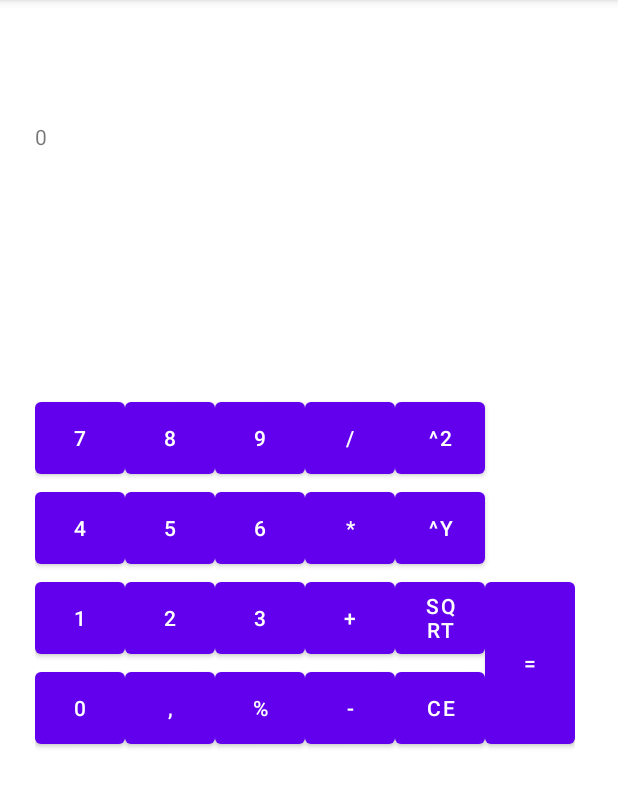
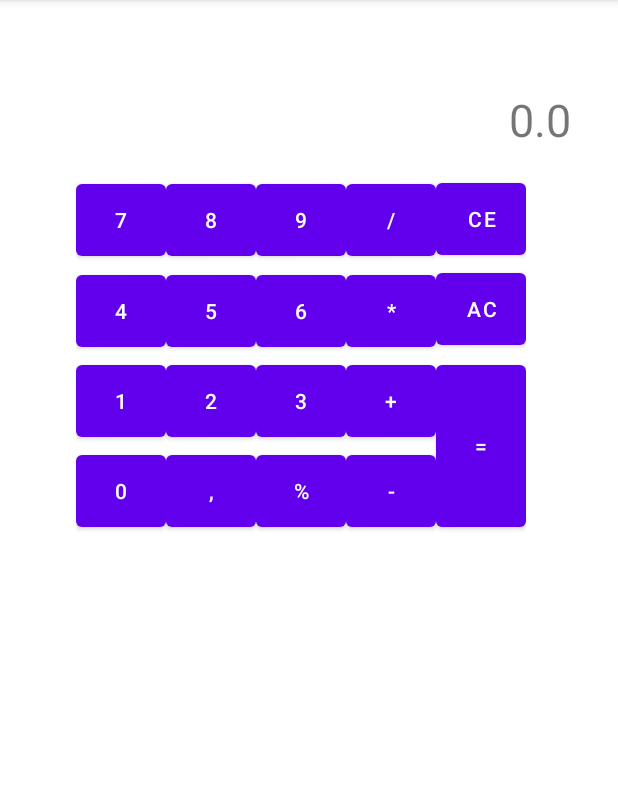
Before and after one commit to mczaj224798/android-calculator, an Android app: the screen it shows after launch (MainActivity), on a phone screen of 412 x 824 dp, the part 84-892 px from its top. Run offline under Robolectric (Android 15) with nearby library versions, the phone set to English and light mode, and no system bars; 1 statement that could not run was skipped.

Commit message:
Working somehow version

```diff
--- a/app/build.gradle
+++ b/app/build.gradle
@@ -32,6 +32,7 @@ dependencies {
     implementation 'androidx.appcompat:appcompat:1.2.0'
     implementation 'com.google.android.material:material:1.3.0'
     implementation 'androidx.constraintlayout:constraintlayout:2.0.4'
+    implementation files('/home/maciej/AndroidStudioProjects/Calculator/app/libs/MathParser.org-mXparser-v.4.4.0-jdk9.jar')
     testImplementation 'junit:junit:4.+'
     androidTestImplementation 'androidx.test.ext:junit:1.1.2'
     androidTestImplementation 'androidx.test.espresso:espresso-core:3.3.0'
--- /dev/null
+++ b/app/src/main/java/com/example/calculator/CalcButton.java
@@ -0,0 +1,5 @@
+package com.example.calculator;
+
+public enum CalcButton {
+    PLUS, MINUS, DIVIDE, MULTIPLY, EQUALS, CE, AC, PERCENT, COMMA
+}
--- /dev/null
+++ b/app/src/main/java/com/example/calculator/Calculator.java
@@ -0,0 +1,123 @@
+package com.example.calculator;
+
+import android.content.Context;
+import android.graphics.Path;
+import android.util.Log;
+import android.view.View;
+import android.widget.Button;
+import android.widget.TextView;
+import android.widget.Toast;
+
+import java.util.ArrayList;
+import java.util.Map;
+
+public class Calculator {
+    private CalculatorEngine engine;
+    private CalculatorPrinter printer;
+
+    private boolean digitClicked = false;
+    private Context ctx;
+
+    Calculator(TextView textView, Map<CalcButton, Button> buttonMap,
+               ArrayList<Button> digitButtons, Context ctx) {
+        this.printer = new CalculatorPrinter(textView);
+        this.engine = new CalculatorEngine();
+        this.ctx = ctx;
+
+        for (int i=0; i<10; i++) {
+            int finalI = i;
+            digitButtons.get(i).setOnClickListener(new View.OnClickListener() {
+                @Override
+                public void onClick(View v) {
+                    printer.append(String.valueOf(finalI));
+                    digitClicked = true;
+                    Log.wtf("CALC", "Digit true");
+                }
+            });
+        }
+
+        buttonMap.get(CalcButton.CE).setOnClickListener(new View.OnClickListener() {
+            @Override
+            public void onClick(View v) {
+                printer.reset();
+                engine.reset();
+            }
+        });
+
+        buttonMap.get(CalcButton.PLUS).setOnClickListener(new View.OnClickListener() {
+            @Override
+            public void onClick(View v) {
+                if (digitClicked) {
+                    engine.add(Double.parseDouble(printer.getString()));
+                    Double result = engine.getResult();
+                    printer.printAndClear(result.toString());
+                    digitClicked = false;
+                } else {
+                    engine.setOp(CalculatorEngine.Operation.ADD);
+                }
+            }
+        });
+
+        buttonMap.get(CalcButton.MINUS).setOnClickListener(new View.OnClickListener() {
+            @Override
+            public void onClick(View v) {
+                if (digitClicked) {
+                    engine.sub(Double.parseDouble(printer.getString()));
+                    Double result = engine.getResult();
+                    printer.printAndClear(result.toString());
+                    digitClicked = false;
+                } else {
+                    engine.setOp(CalculatorEngine.Operation.SUB);
+                }
+            }
+        });
+
+        buttonMap.get(CalcButton.MULTIPLY).setOnClickListener(new View.OnClickListener() {
+            @Override
+            public void onClick(View v) {
+                if (digitClicked) {
+                    engine.mul(Double.parseDouble(printer.getString()));
+                    Double result = engine.getResult();
+                    printer.printAndClear(result.toString());
+                    digitClicked = false;
+                } else {
+                    engine.setOp(CalculatorEngine.Operation.MUL);
+                }
+            }
+        });
+
+        buttonMap.get(CalcButton.DIVIDE).setOnClickListener(new View.OnClickListener() {
+            @Override
+            public void onClick(View v) {
+                if (digitClicked) {
+                    if (printer.getString().equals("0.0") || printer.getString().equals("0")) {
+                        Toast.makeText(ctx, "Zero Division, go back to school!",
+                                Toast.LENGTH_SHORT).show();
+
+                    } else{
+                        engine.div(Double.parseDouble(printer.getString()));
+                        Double result = engine.getResult();
+                        printer.printAndClear(result.toString());
+                        digitClicked = false;
+                    }
+                } else {
+                    engine.setOp(CalculatorEngine.Operation.DIV);
+                }
+            }
+        });
+
+        buttonMap.get(CalcButton.EQUALS).setOnClickListener(new View.OnClickListener() {
+            @Override
+            public void onClick(View v) {
+//                if (digitClicked) {
+                    engine.calculate(Double.parseDouble(printer.getString()));
+                    Double result = engine.getResult();
+                    printer.printAndClear(result.toString());
+                    digitClicked = false;
+//                }
+            }
+        });
+    }
+
+
+}
--- a/app/src/main/java/com/example/calculator/MainActivity.java
+++ b/app/src/main/java/com/example/calculator/MainActivity.java
@@ -2,72 +2,113 @@ package com.example.calculator;
 
 import androidx.appcompat.app.AppCompatActivity;
 
+import android.content.Context;
 import android.os.Bundle;
 import android.view.View;
 import android.widget.Button;
 import android.widget.TextView;
 
+import java.util.ArrayList;
+import java.util.Arrays;
+import java.util.HashMap;
+import java.util.Map;
+
 public class MainActivity extends AppCompatActivity {
 
-    Button button0;
-    Button button1;
-    Button button2;
-    Button button3;
-    Button button4;
-    Button button5;
-    Button button6;
-    Button button7;
-    Button button8;
-    Button button9;
-    Button buttonComa;
-    Button buttonPlus;
-    Button buttonMinus;
-    Button buttonMulti;
-    Button buttonDiv;
-    Button buttonEquals;
-    Button buttonCE;
-    Button buttonSqrt;
-    Button buttonSquare;
-    Button buttonPower;
-    TextView viewer;
+    private final static String PLUS = "+";
+    private final static String MINUS = "-";
+    private final static String DIV = "\\";
+    private final static String MULTIPLY = "*";
+    private final static String CE = "CE";
+    private final static String AC = "AC";
+    private final static String EQUALS = "=";
+    private final static String COMMA = ",";
 
-    private double result = 0;
-    private String choice = "";
+    private Button button0;
+    private Button button1;
+    private Button button2;
+    private Button button3;
+    private Button button4;
+    private Button button5;
+    private Button button6;
+    private Button button7;
+    private Button button8;
+    private Button button9;
+
+
+    private Button buttonComma;
+    private Button buttonPlus;
+    private Button buttonMinus;
+    private Button buttonMulti;
+    private Button buttonDiv;
+    private Button buttonEquals;
+    private Button buttonCE;
+    private Button buttonAC;
+    private Button buttonPro;
+    private TextView view;
+
+
+    private Button mapButton(int buttonId, String text)
+    {
+        Button button = (Button) findViewById(buttonId);
+        button.setText(text);
+        return button;
+    }
 
     @Override
     protected void onCreate(Bundle savedInstanceState) {
         super.onCreate(savedInstanceState);
         setContentView(R.layout.activity_main);
 
-        button0 = (Button) findViewById(R.id.button0);
-        button1 = (Button) findViewById(R.id.button1);
-        button2 = (Button) findViewById(R.id.button2);
-        button3 = (Button) findViewById(R.id.button3);
-        button4 = (Button) findViewById(R.id.button4);
-        button5 = (Button) findViewById(R.id.button5);
-        button6 = (Button) findViewById(R.id.button6);
-        button7 = (Button) findViewById(R.id.button7);
-        button8 = (Button) findViewById(R.id.button8);
-        button9 = (Button) findViewById(R.id.button9);
-        buttonComa = (Button) findViewById(R.id.buttonComa);
-        buttonPlus = (Button) findViewById(R.id.buttonPlus);
-        buttonMinus = (Button) findViewById(R.id.buttonMinus);
-        buttonMulti = (Button) findViewById(R.id.buttonMulti);
-        buttonDiv = (Button) findViewById(R.id.buttonDiv);
-        buttonEquals = (Button) findViewById(R.id.buttonEquals);
-        buttonCE = (Button) findViewById(R.id.buttonCE);
-        buttonSqrt = (Button) findViewById(R.id.buttonSqrt);
-        buttonSquare = (Button) findViewById(R.id.buttonSquare);
-        buttonPower = (Button) findViewById(R.id.buttonPower);
+        view = (TextView) findViewById(R.id.textView);
+        view.setText("0.0");
 
-        viewer = (TextView) findViewById(R.id.textView);
-        viewer.setText("0");
+        button0 = mapButton(R.id.button0, "0");
+        button1 = mapButton(R.id.button1, "1");
+        button2 = mapButton(R.id.button2, "2");
+        button3 = mapButton(R.id.button3, "3");
+        button4 = mapButton(R.id.button4, "4");
+        button5 = mapButton(R.id.button5, "5");
+        button6 = mapButton(R.id.button6, "6");
+        button7 = mapButton(R.id.button7, "7");
+        button8 = mapButton(R.id.button8, "8");
+        button9 = mapButton(R.id.button9, "9");
 
-        button1.setOnClickListener(new View.OnClickListener() {
-            @Override
-            public void onClick(View v) {
-                viewer.setText("1");
-            }
-        });
+        ArrayList<Button> digitButtons = new ArrayList<>(
+                Arrays.asList(button0, button1, button2, button3,
+                        button4, button5, button6, button7,
+                        button8, button9));
+
+
+        Map<CalcButton, Button> buttonMap = new HashMap<>();
+
+        buttonPlus = mapButton(R.id.buttonPlus, "+");
+        buttonMap.put(CalcButton.PLUS, buttonPlus);
+
+        buttonMinus = mapButton(R.id.buttonMinus, "-");
+        buttonMap.put(CalcButton.MINUS, buttonMinus);
+
+        buttonMulti = mapButton(R.id.buttonMulti, "*");
+        buttonMap.put(CalcButton.MULTIPLY, buttonMulti);
+
+        buttonDiv = mapButton(R.id.buttonDiv, "/");
+        buttonMap.put(CalcButton.DIVIDE, buttonDiv);
+
+        buttonEquals = mapButton(R.id.buttonEquals, "=");
+        buttonMap.put(CalcButton.EQUALS, buttonEquals);
+
+        buttonCE = mapButton(R.id.buttonCE, "CE");
+        buttonMap.put(CalcButton.CE, buttonCE);
+
+        buttonAC = mapButton(R.id.buttonAC, "AC");
+        buttonMap.put(CalcButton.AC, buttonAC);
+
+        buttonComma = mapButton(R.id.buttonComa, ",");
+        buttonMap.put(CalcButton.COMMA, buttonComma);
+
+        buttonPro = mapButton(R.id.buttonPro, "%");
+        buttonMap.put(CalcButton.PERCENT, buttonPro);
+
+        Calculator calculator = new Calculator(view, buttonMap, digitButtons, getApplicationContext());
     }
 }
--- a/app/src/main/res/layout/activity_main.xml
+++ b/app/src/main/res/layout/activity_main.xml
@@ -7,9 +7,9 @@
     tools:context=".MainActivity">
 
     <androidx.constraintlayout.widget.ConstraintLayout
+        android:id="@+id/constraintLayout2"
         android:layout_width="wrap_content"
         android:layout_height="wrap_content"
-        app:layout_constraintBottom_toTopOf="@+id/constraintLayout"
         app:layout_constraintEnd_toEndOf="@+id/constraintLayout"
         app:layout_constraintStart_toStartOf="@+id/constraintLayout"
         app:layout_constraintTop_toTopOf="parent">
@@ -18,7 +18,10 @@
             android:id="@+id/textView"
             android:layout_width="360dp"
             android:layout_height="100dp"
-            android:text="TextView"
+            android:layout_marginBottom="16dp"
+            android:gravity="bottom|right"
+            android:textSize="30dp"
+            app:layout_constraintBottom_toBottomOf="parent"
             app:layout_constraintEnd_toEndOf="parent"
             app:layout_constraintStart_toStartOf="parent"
             app:layout_constraintTop_toTopOf="parent" />
@@ -28,18 +31,16 @@
         android:id="@+id/constraintLayout"
         android:layout_width="wrap_content"
         android:layout_height="wrap_content"
-        app:layout_constraintBottom_toBottomOf="parent"
         app:layout_constraintEnd_toEndOf="parent"
         app:layout_constraintHorizontal_bias="0.454"
         app:layout_constraintStart_toStartOf="parent"
-        app:layout_constraintTop_toTopOf="parent"
-        app:layout_constraintVertical_bias="0.496">
+        app:layout_constraintTop_toBottomOf="@+id/constraintLayout2">
 
         <Button
             android:id="@+id/button8"
             android:layout_width="60dp"
             android:layout_height="60dp"
-            android:text="8"
+            app:layout_constraintTop_toTopOf="@+id/constraintLayout"
             app:layout_constraintBottom_toTopOf="@+id/button5"
             app:layout_constraintStart_toEndOf="@+id/button7" />
 
@@ -47,23 +48,24 @@
             android:id="@+id/buttonDiv"
             android:layout_width="60dp"
             android:layout_height="60dp"
-            android:text="/"
+            app:layout_constraintTop_toTopOf="@+id/constraintLayout"
             app:layout_constraintBottom_toTopOf="@+id/buttonMulti"
             app:layout_constraintStart_toEndOf="@+id/button9" />
 
         <Button
-            android:id="@+id/buttonSquare"
+            android:id="@+id/buttonCE"
             android:layout_width="60dp"
             android:layout_height="60dp"
-            android:text="^2"
-            app:layout_constraintBottom_toTopOf="@+id/buttonPower"
+            android:layout_marginBottom="60dp"
+            app:layout_constraintTop_toTopOf="@+id/constraintLayout"
             app:layout_constraintStart_toEndOf="@+id/buttonDiv" />
 
         <Button
             android:id="@+id/button7"
             android:layout_width="60dp"
             android:layout_height="60dp"
-            android:text="7"
+            app:layout_constraintTop_toTopOf="@+id/constraintLayout"
+
             app:layout_constraintBottom_toTopOf="@+id/button4"
             app:layout_constraintStart_toStartOf="parent" />
 
@@ -71,7 +73,7 @@
             android:id="@+id/button9"
             android:layout_width="60dp"
             android:layout_height="60dp"
-            android:text="9"
+            app:layout_constraintTop_toTopOf="@+id/constraintLayout"
             app:layout_constraintBottom_toTopOf="@+id/button6"
             app:layout_constraintStart_toEndOf="@+id/button8" />
 
@@ -79,47 +81,29 @@
             android:id="@+id/buttonEquals"
             android:layout_width="60dp"
             android:layout_height="120dp"
-            android:text="="
+            android:layout_marginTop="1dp"
             app:layout_constraintBottom_toBottomOf="parent"
-            app:layout_constraintStart_toEndOf="@+id/buttonCE" />
+            app:layout_constraintStart_toEndOf="@+id/buttonPlus"
+            app:layout_constraintTop_toBottomOf="@+id/buttonAC" />
 
         <Button
             android:id="@+id/button0"
             android:layout_width="60dp"
             android:layout_height="60dp"
-            android:text="0"
             app:layout_constraintBottom_toBottomOf="parent"
             app:layout_constraintStart_toStartOf="parent" />
-
-        <Button
-            android:id="@+id/buttonCE"
-            android:layout_width="60dp"
-            android:layout_height="60dp"
-            android:text="CE"
-            app:layout_constraintBottom_toBottomOf="parent"
-            app:layout_constraintStart_toEndOf="@+id/buttonMinus" />
 
         <Button
             android:id="@+id/buttonComa"
             android:layout_width="60dp"
             android:layout_height="60dp"
-            android:text=","
             app:layout_constraintBottom_toBottomOf="parent"
             app:layout_constraintStart_toEndOf="@+id/button0" />
-
-        <Button
-            android:id="@+id/buttonPower"
-            android:layout_width="60dp"
-            android:layout_height="60dp"
-            android:text="^y"
-            app:layout_constraintBottom_toTopOf="@+id/buttonSqrt"
-            app:layout_constraintStart_toEndOf="@+id/buttonMulti" />
 
         <Button
             android:id="@+id/buttonPro"
             android:layout_width="60dp"
             android:layout_height="60dp"
-            android:text="%"
             app:layout_constraintBottom_toBottomOf="parent"
             app:layout_constraintStart_toEndOf="@+id/buttonComa" />
 
@@ -127,7 +111,6 @@
             android:id="@+id/button1"
             android:layout_width="60dp"
             android:layout_height="60dp"
-            android:text="1"
             app:layout_constraintBottom_toTopOf="@+id/button0"
             app:layout_constraintStart_toStartOf="parent" />
 
@@ -135,7 +118,6 @@
             android:id="@+id/button2"
             android:layout_width="60dp"
             android:layout_height="60dp"
-            android:text="2"
             app:layout_constraintBottom_toTopOf="@+id/buttonComa"
             app:layout_constraintStart_toEndOf="@+id/button1" />
 
@@ -143,7 +125,6 @@
             android:id="@+id/button3"
             android:layout_width="60dp"
             android:layout_height="60dp"
-            android:text="3"
             app:layout_constraintBottom_toTopOf="@+id/buttonPro"
             app:layout_constraintStart_toEndOf="@+id/button2" />
 
@@ -151,7 +132,6 @@
             android:id="@+id/button4"
             android:layout_width="60dp"
             android:layout_height="60dp"
-            android:text="4"
             app:layout_constraintBottom_toTopOf="@+id/button1"
             app:layout_constraintStart_toStartOf="parent" />
 
@@ -159,7 +139,6 @@
             android:id="@+id/button5"
             android:layout_width="60dp"
             android:layout_height="60dp"
-            android:text="5"
             app:layout_constraintBottom_toTopOf="@+id/button2"
             app:layout_constraintStart_toEndOf="@+id/button4" />
 
@@ -167,7 +146,6 @@
             android:id="@+id/buttonMulti"
             android:layout_width="60dp"
             android:layout_height="60dp"
-            android:text="*"
             app:layout_constraintBottom_toTopOf="@+id/buttonPlus"
             app:layout_constraintStart_toEndOf="@+id/button6" />
 
@@ -175,7 +153,6 @@
             android:id="@+id/button6"
             android:layout_width="60dp"
             android:layout_height="60dp"
-            android:text="6"
             app:layout_constraintBottom_toTopOf="@+id/button3"
             app:layout_constraintStart_toEndOf="@+id/button5" />
 
@@ -183,7 +160,6 @@
             android:id="@+id/buttonPlus"
             android:layout_width="60dp"
             android:layout_height="60dp"
-            android:text="+"
             app:layout_constraintBottom_toTopOf="@+id/buttonMinus"
             app:layout_constraintStart_toEndOf="@+id/button3" />
 
@@ -191,17 +167,15 @@
             android:id="@+id/buttonMinus"
             android:layout_width="60dp"
             android:layout_height="60dp"
-            android:text="-"
             app:layout_constraintBottom_toBottomOf="parent"
             app:layout_constraintStart_toEndOf="@+id/buttonPro" />
 
         <Button
-            android:id="@+id/buttonSqrt"
+            android:id="@+id/buttonAC"
             android:layout_width="60dp"
             android:layout_height="60dp"
-            android:text="sqrt"
-            app:layout_constraintBottom_toTopOf="@+id/buttonCE"
-            app:layout_constraintStart_toEndOf="@+id/buttonPlus" />
+            app:layout_constraintStart_toEndOf="@+id/buttonMulti"
+            app:layout_constraintTop_toBottomOf="@+id/buttonCE" />
 
     </androidx.constraintlayout.widget.ConstraintLayout>
 
```
Also changed, not shown: app/src/main/java/com/example/calculator/CalculatorEngine.java (added, +91 -0 lines), app/src/main/java/com/example/calculator/CalculatorPrinter.java (added, +63 -0 lines), app/src/main/java/com/example/calculator/Evaluator.java (added, +38 -0 lines), app/libs/MathParser.org-mXparser-v.4.4.0-jdk9.jar (added).
